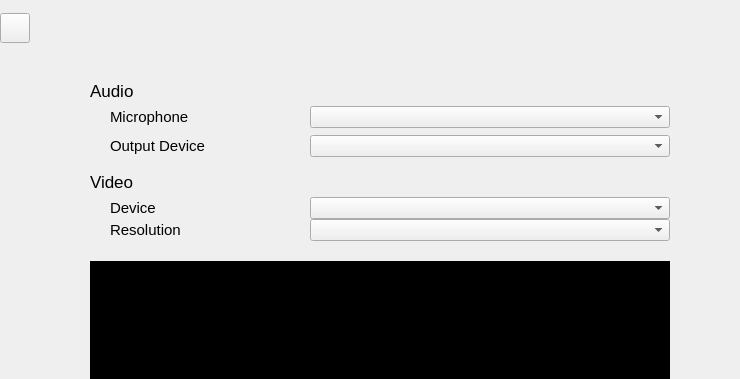
Qt form settingswidget.ui (savoirfairelinux/jami-client-windows) before a commit; both pictures show x 156 to 896 and y 0 to 379 of the 896 by 781 pixel window.
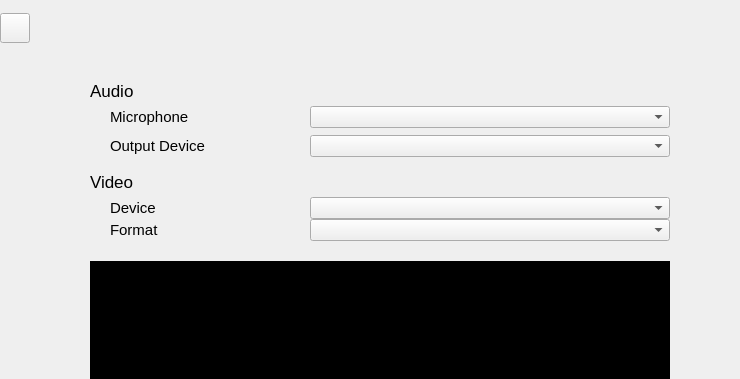
The same form after that commit. The open tabs and pages were chosen to show the change. Icons and pictures are not drawn. Custom widgets are drawn as their Qt base class.

Commit message: settings: use one combo box to change resolution and rate

What changed in the file:
```diff
--- a/settingswidget.ui
+++ b/settingswidget.ui
@@ -2815,6 +2815,9 @@
                          <property name="leftMargin">
                           <number>20</number>
                          </property>
+                         <property name="bottomMargin">
+                          <number>0</number>
+                         </property>
                          <item>
                           <layout class="QHBoxLayout" name="horizontalLayout_33">
                            <property name="spacing">
@@ -2880,6 +2883,9 @@
                            <property name="spacing">
                             <number>0</number>
                            </property>
+                           <property name="topMargin">
+                            <number>0</number>
+                           </property>
                            <item>
                             <widget class="QLabel" name="label_21">
                              <property name="font">
@@ -2888,10 +2894,7 @@
                               </font>
                              </property>
                              <property name="text">
-                              <string>Resolution</string>
-                             </property>
-                             <property name="textInteractionFlags">
-                              <set>Qt::NoTextInteraction</set>
+                              <string>Format</string>
                              </property>
                             </widget>
                            </item>
```
Left out of the diff: 12 changed lines with no effect on the pictures. The commit also changes 2 other files.
